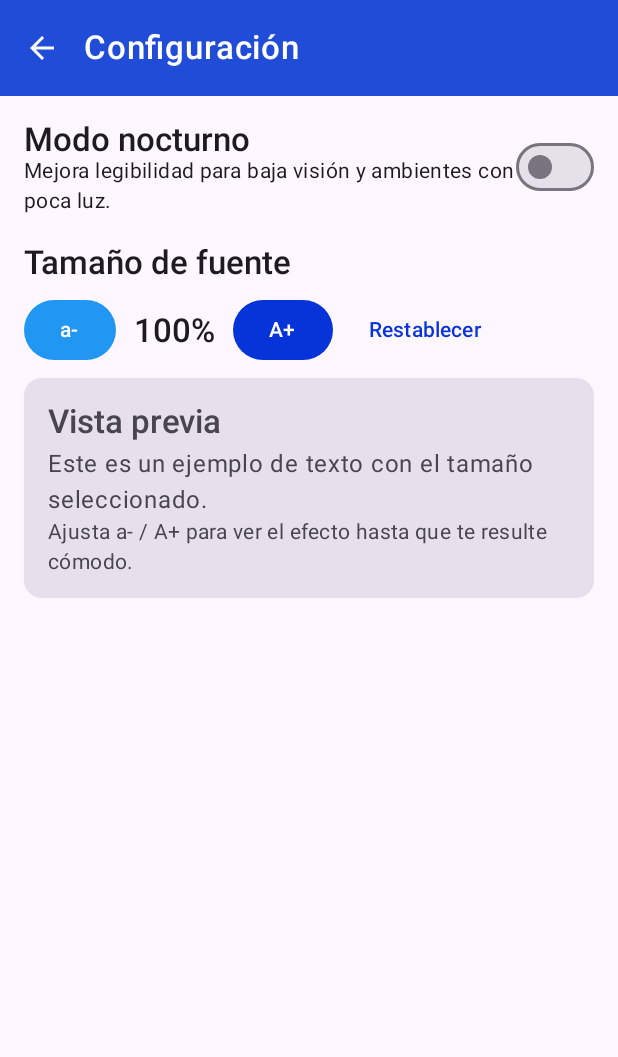
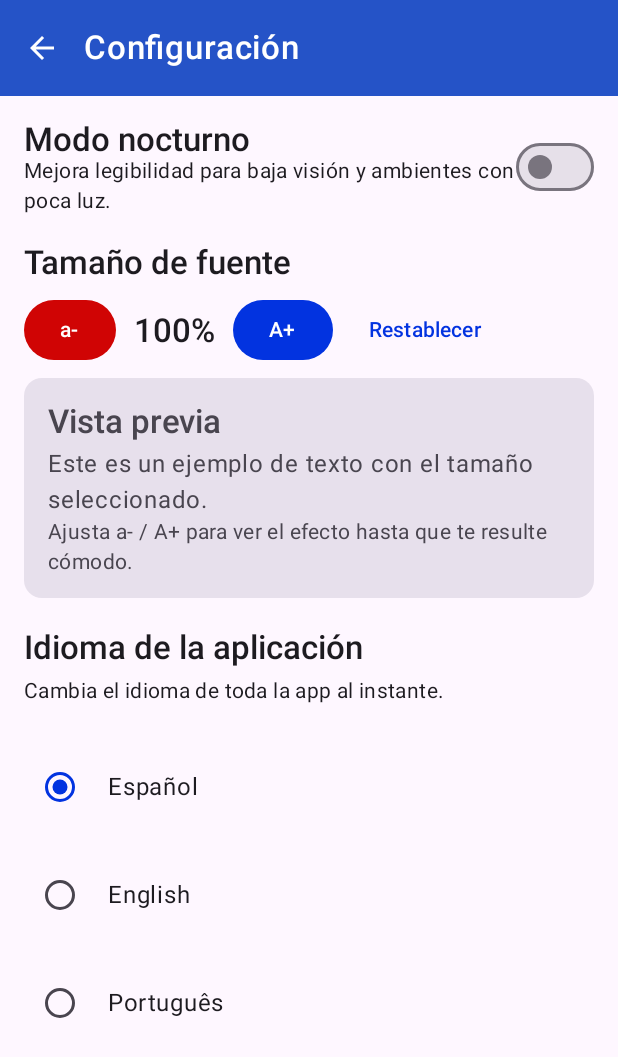
Before and after one commit to kurtGC12/Mi-app, an Android app built with Jetpack Compose: the SettingsScreen screen opened through its navigation route, on a phone screen of 412 x 824 dp. Shown: the top 1057 px of the screen. Run offline under Robolectric (Android 15) with nearby library versions, the phone set to English and light mode, and no system bars.

Commit message:
agregamos nuevas funciones

```diff
--- a/app/build.gradle.kts
+++ b/app/build.gradle.kts
@@ -47,6 +47,7 @@
     implementation(libs.androidx.lifecycle.runtime.ktx)
     implementation(libs.androidx.activity.compose)
     implementation ("androidx.compose.foundation:foundation")
+    implementation("com.google.android.gms:play-services-auth:20.7.0")
     implementation(platform(libs.androidx.compose.bom))
     implementation(libs.androidx.ui)
     implementation(libs.androidx.ui.graphics)
@@ -56,6 +57,9 @@
     implementation(libs.material3)
     implementation(libs.androidx.animation.core.lint)
     implementation(libs.androidx.foundation)
+    implementation("androidx.appcompat:appcompat:1.7.0")
+    implementation("androidx.core:core-ktx:1.13.1")
+    implementation("androidx.datastore:datastore-preferences:1.1.1")
     testImplementation(libs.junit)
     androidTestImplementation(libs.androidx.junit)
     androidTestImplementation(libs.androidx.espresso.core)
@@ -64,4 +68,5 @@
     debugImplementation(libs.androidx.ui.tooling)
     debugImplementation(libs.androidx.ui.test.manifest)
 
+
 }
--- a/app/src/main/AndroidManifest.xml
+++ b/app/src/main/AndroidManifest.xml
@@ -10,7 +10,9 @@
         android:label="@string/app_name"
         android:roundIcon="@mipmap/ic_launcher_round"
         android:supportsRtl="true"
-        android:theme="@style/Theme.App">
+        android:theme="@style/Theme.App"
+        android:localeConfig="@xml/idioma_conf">
+
         <activity
             android:name=".MainActivity"
             android:exported="true"
--- a/app/src/main/java/com/example/app/MainActivity.kt
+++ b/app/src/main/java/com/example/app/MainActivity.kt
@@ -7,15 +7,30 @@
 import androidx.compose.material3.MaterialTheme
 import androidx.compose.runtime.Composable
 import androidx.compose.ui.tooling.preview.Preview
+import androidx.lifecycle.lifecycleScope
 import com.example.app.composable.AppNav
 import com.example.app.interfaces.*
-import com.example.app.ui.theme.MaterialTheme
+import com.example.app.prefs.LanguagePrefs
+import com.example.app.untils.LocalHelper
+import kotlinx.coroutines.flow.first
+import kotlinx.coroutines.launch
+import kotlinx.coroutines.runBlocking
+import com.example.app.ui.theme.MaterialTheme as MaterialTheme
 
 
 class MainActivity : ComponentActivity() {
     override fun onCreate(savedInstanceState: Bundle?) {
         super.onCreate(savedInstanceState)
         enableEdgeToEdge()
+        runBlocking {
+            val tag = LanguagePrefs.flowLanguage(applicationContext).first()
+            LocalHelper.applyLanguage(tag)
+        }
+        lifecycleScope.launch {
+            LanguagePrefs.flowLanguage(applicationContext).collect { tag ->
+                LocalHelper.applyLanguage(tag)
+            }
+        }
         setContent {
             MaterialTheme {
                 AppNav()
--- a/app/src/main/java/com/example/app/interfaces/ForgotPasswordScreen.kt
+++ b/app/src/main/java/com/example/app/interfaces/ForgotPasswordScreen.kt
@@ -17,7 +17,7 @@
 import androidx.compose.ui.tooling.preview.Preview
 import androidx.compose.ui.unit.dp
 import com.example.app.R
-import com.example.app.ui.theme.PrimarioClaro
+
 
 
 @OptIn(ExperimentalMaterial3Api::class)
@@ -33,7 +33,6 @@
             title = "Recuperar Contraseña",
             showBack = true,
             onBack = { onBack()},
-            centered = true,
 
             )
         },
--- a/app/src/main/java/com/example/app/interfaces/LoginScreen.kt
+++ b/app/src/main/java/com/example/app/interfaces/LoginScreen.kt
@@ -2,8 +2,9 @@
 
 
 
-import androidx.compose.foundation.Image
+
 import androidx.compose.foundation.layout.*
+import androidx.compose.foundation.shape.RoundedCornerShape
 import androidx.compose.foundation.text.KeyboardOptions
 import androidx.compose.material.icons.Icons
 import androidx.compose.material.icons.filled.Email
@@ -14,7 +15,6 @@
 import androidx.compose.ui.Alignment
 import androidx.compose.ui.Modifier
 import androidx.compose.ui.graphics.Color
-import androidx.compose.ui.graphics.vector.ImageVector
 import androidx.compose.ui.res.painterResource
 import androidx.compose.ui.text.input.ImeAction
 import androidx.compose.ui.text.input.KeyboardType
@@ -22,17 +22,12 @@
 import androidx.compose.ui.text.input.VisualTransformation
 import androidx.compose.ui.tooling.preview.Preview
 import androidx.compose.ui.unit.dp
-import androidx.lint.kotlin.metadata.Visibility
 import com.example.app.untils.Registros
 import com.airbnb.lottie.compose.*
 import com.example.app.R
 import com.example.app.ui.theme.MaterialTheme
-import com.example.app.ui.theme.MaterialTheme
-import com.example.app.ui.theme.*
 
-import com.example.app.ui.theme.PrimarioClaro
-import com.example.app.ui.theme.SecundarioClaro
-import com.example.app.ui.theme.TerciarioClaro
+
 
 
 @OptIn(ExperimentalMaterial3Api::class)
@@ -47,14 +42,16 @@
     var showPassword by rememberSaveable { mutableStateOf(false) }
     var errors by remember { mutableStateOf<List<String>>(emptyList()) }
 
+
     Scaffold(
         topBar = { TopBar(title = "Iniciar sesión",
             showBack = false , onSettings = {},
-            centered = true
+
+
             ) }
     ) { padding ->
         Column(
-            modifier = Modifier.padding(padding).padding(16.dp).fillMaxSize(),
+            modifier = Modifier.padding(padding).padding(30.dp).fillMaxSize(),
             horizontalAlignment = Alignment.CenterHorizontally
         ) {
             Spacer(Modifier.height(100.dp))
@@ -148,7 +145,45 @@
                 ) {
                     Text("Crear cuenta")
                 }
+
             }
+            Spacer(Modifier.height(20.dp))
+
+            GoogleSignInButton {
+                // Por ahora solo un print:
+                println("Botón Google para iniciar sesion")
+            }
+        }
+    }
+}
+
+@Composable
+fun GoogleSignInButton(
+    onClick: () -> Unit
+) {
+    OutlinedButton(
+        onClick = onClick,
+        modifier = Modifier.fillMaxWidth().height(52.dp),
+        shape = RoundedCornerShape(8.dp),
+        colors = ButtonDefaults.outlinedButtonColors(
+            containerColor = Color.White,
+            contentColor = Color.Black
+        )
+
+    ) {
+        Icon(
+            painter = painterResource(id = R.drawable.google),
+            contentDescription = "Google",
+            modifier = Modifier.size(20.dp),
+                    tint = Color.Unspecified
+        )
+        Row(
+            verticalAlignment = Alignment.CenterVertically,
+            horizontalArrangement = Arrangement.Center
+        ) {
+
+            Spacer(Modifier.width(8.dp))
+            Text("Iniciar con Google")
         }
     }
 }
--- a/app/src/main/java/com/example/app/interfaces/SettingsScreen.kt
+++ b/app/src/main/java/com/example/app/interfaces/SettingsScreen.kt
@@ -1,27 +1,35 @@
 package com.example.app.interfaces
 
-
+import androidx.compose.foundation.clickable
 import androidx.compose.foundation.layout.*
 import androidx.compose.material3.*
 import androidx.compose.runtime.*
 import androidx.compose.ui.Alignment
 import androidx.compose.ui.Modifier
+import androidx.compose.ui.platform.LocalContext
+import androidx.compose.ui.tooling.preview.Preview
 import androidx.compose.ui.unit.dp
 import com.example.app.prefs.AppPrefs
-import androidx.compose.ui.graphics.Color
-import androidx.compose.ui.tooling.preview.Preview
+import com.example.app.prefs.LanguagePrefs
+import kotlinx.coroutines.launch
 import com.example.app.ui.theme.MaterialTheme
-import com.example.app.ui.theme.PrimarioClaro
-import com.example.app.ui.theme.SecundarioClaro
-
+import com.example.app.untils.LocalHelper
 
 @OptIn(ExperimentalMaterial3Api::class)
 @Composable
 fun SettingsScreen(
     onBack: () -> Unit
 ) {
+    val context = LocalContext.current
+    val scope = rememberCoroutineScope()
+
+    // Preferencias existentes
     var dark by remember { mutableStateOf(AppPrefs.darkMode) }
     var scale by remember { mutableStateOf(AppPrefs.fontScale) }
+
+    // Idioma actual desde DataStore
+    val currentLang by LanguagePrefs.flowLanguage(context).collectAsState(initial = "es")
+    var selectedLang by remember(currentLang) { mutableStateOf(currentLang) }
 
     Scaffold(
         topBar = {
@@ -29,7 +37,7 @@
                 title = "Configuración",
                 showBack = true,
                 onBack = onBack,
-                centered = true
+                isDarkMode = dark,
             )
         },
         containerColor = MaterialTheme.colorScheme.background
@@ -41,9 +49,8 @@
                 .fillMaxSize(),
             verticalArrangement = Arrangement.spacedBy(20.dp)
         ) {
-            // Modo nocturno
-            Row(
-                modifier = Modifier.fillMaxWidth(),
+            //Modo oscuro
+            Row(modifier = Modifier.fillMaxWidth(),
                 horizontalArrangement = Arrangement.SpaceBetween,
                 verticalAlignment = Alignment.CenterVertically
             ) {
@@ -51,23 +58,23 @@
                     Text("Modo nocturno", style = MaterialTheme.typography.titleLarge)
                     Text(
                         "Mejora legibilidad para baja visión y ambientes con poca luz.",
-                        style = MaterialTheme.typography.bodyMedium
-                    )
+                        style = MaterialTheme.typography.bodyMedium)
                 }
-                Switch(checked = dark, onCheckedChange = {
-                    dark = it
-                    AppPrefs.darkMode = it
-                })
+                Switch(
+                    checked = dark,
+                    onCheckedChange = {
+                        dark = it
+                        AppPrefs.darkMode = it }
+                )
             }
 
-            // Tamaño de fuente
+            //Tamaño de fuente
             Column {
                 Text("Tamaño de fuente", style = MaterialTheme.typography.titleLarge)
                 Spacer(Modifier.height(8.dp))
                 Row(
                     verticalAlignment = Alignment.CenterVertically,
-                    horizontalArrangement = Arrangement.spacedBy(12.dp)
-                ) {
+                    horizontalArrangement = Arrangement.spacedBy(12.dp)) {
                     Button(
                         onClick = {
                             scale = (scale - 0.05f).coerceIn(0.85f, 1.40f)
@@ -75,13 +82,10 @@
                         },
                         colors = ButtonDefaults.buttonColors(
                             containerColor = MaterialTheme.colorScheme.secondary,
-                            contentColor = MaterialTheme.colorScheme.onSecondary,
-
-                        )
+                            contentColor = MaterialTheme.colorScheme.onSecondary,)
                     ) { Text("a-") }
 
                     Text("${(scale * 100).toInt()}%", style = MaterialTheme.typography.titleLarge)
-
                     Button(
                         onClick = {
                             scale = (scale + 0.05f).coerceIn(0.85f, 1.40f)
@@ -102,7 +106,9 @@
                 Spacer(Modifier.height(8.dp))
                 Card(
                     modifier = Modifier.fillMaxWidth(),
-                    colors = CardDefaults.cardColors(containerColor = MaterialTheme.colorScheme.surfaceVariant)
+                    colors = CardDefaults.cardColors(
+                        containerColor = MaterialTheme.colorScheme.surfaceVariant
+                    )
                 ) {
                     Column(Modifier.padding(16.dp)) {
                         Text("Vista previa", style = MaterialTheme.typography.titleLarge)
@@ -112,16 +118,78 @@
                             style = MaterialTheme.typography.bodyLarge
                         )
                         Spacer(Modifier.height(4.dp))
-                        Text(
-                            "Ajusta a- / A+ para ver el efecto hasta que te resulte cómodo.",
+                        Text("Ajusta a- / A+ para ver el efecto hasta que te resulte cómodo.",
                             style = MaterialTheme.typography.bodyMedium
                         )
                     }
                 }
             }
+
+            // Idioma
+            Column(verticalArrangement = Arrangement.spacedBy(8.dp)) {
+                Text("Idioma de la aplicación", style = MaterialTheme.typography.titleLarge)
+                Text(
+                    "Cambia el idioma de toda la app al instante.", style = MaterialTheme.typography.bodyMedium
+                )
+                Spacer(Modifier.height(8.dp))
+
+                LanguageRow(
+                    selected = selectedLang == "es",
+                    label = "Español",
+                    onClick = {
+                        selectedLang = "es"
+                        scope.launch { LanguagePrefs.setLanguage(context, "es")
+                            LocalHelper.applyLanguage("es")
+                        }
+                    }
+                )
+                LanguageRow(
+                    selected = selectedLang == "en",
+                    label = "English",
+                    onClick = {
+                        selectedLang = "en"
+                        scope.launch {
+                            LanguagePrefs.setLanguage(context, "en")
+                            LocalHelper.applyLanguage("en")
+                        }
+                    }
+                )
+                LanguageRow(
+                    selected = selectedLang == "pt",
+                    label = "Português",
+                    onClick = {
+                        selectedLang = "pt"
+                        scope.launch {
+                            LanguagePrefs.setLanguage(context, "pt")
+                            LocalHelper.applyLanguage("pt")
+                        }
+                    }
+                )
+            }
         }
     }
 }
+
+@Composable
+private fun LanguageRow(
+    selected: Boolean,
+    label: String,
+    onClick: () -> Unit
+) {
+    Row(
+        modifier = Modifier
+            .fillMaxWidth()
+            .clickable { onClick() }
+            .padding(vertical = 8.dp),
+        verticalAlignment = Alignment.CenterVertically
+    ) {
+        RadioButton(selected = selected, onClick = onClick)
+        Spacer(Modifier.width(8.dp))
+        Text(text = label, style = MaterialTheme.typography.bodyLarge)
+    }
+}
+
+/* -------------------- Previews -------------------- */
 
 @Preview(
     name = "Settings Preview",
--- a/app/src/main/java/com/example/app/interfaces/TopBar.kt
+++ b/app/src/main/java/com/example/app/interfaces/TopBar.kt
@@ -1,25 +1,31 @@
 package com.example.app.interfaces
 
-import android.view.Surface
+
+import android.annotation.SuppressLint
+import androidx.compose.foundation.layout.Column
 import androidx.compose.material3.ExperimentalMaterial3Api
 import androidx.compose.material3.TopAppBar
 import androidx.compose.runtime.Composable
 import androidx.compose.material3.Icon
 import androidx.compose.material3.IconButton
 import androidx.compose.material3.Text
-import androidx.compose.ui.res.painterResource
 import androidx.compose.ui.tooling.preview.Preview
-import androidx.compose.ui.unit.dp
 import androidx.compose.material.icons.Icons
 import androidx.compose.material.icons.filled.ArrowBack
 import androidx.compose.material.icons.filled.Settings
 import androidx.compose.material.icons.filled.MoreVert
 import androidx.compose.material3.Surface
+import androidx.compose.material3.TopAppBarColors
 import com.example.app.ui.theme.MaterialTheme
 import androidx.compose.material3.TopAppBarDefaults
+import androidx.compose.runtime.getValue
+import androidx.compose.runtime.mutableStateOf
+import androidx.compose.runtime.remember
+import androidx.compose.runtime.setValue
 import androidx.compose.ui.graphics.Color
 
 
+@SuppressLint("SuspiciousIndentation")
 @OptIn (ExperimentalMaterial3Api::class)
 @Composable
 fun TopBar(
@@ -27,15 +33,22 @@
     showBack: Boolean,
     onBack: (() -> Unit)? = null,
     onSettings: (() -> Unit)? = null,
-    onMenu: (() -> Unit)? = null ,
-    centered: Boolean = false
+    onMenu: (() -> Unit)? = null,
+    isDarkMode: Boolean = false,
+    lightColors: TopAppBarColors = TopAppBarDefaults.topAppBarColors(
+        containerColor = Color(0xFF2553C7), // color modo claro
+        titleContentColor = Color.White,
+        navigationIconContentColor = Color.White,
+        actionIconContentColor = Color.White
+    ),
+    darkColors: TopAppBarColors = TopAppBarDefaults.topAppBarColors(
+        containerColor =  Color(0xFF2553C7),    // color modo oscuro
+        titleContentColor = Color(0xFFFCFCFC),
+        navigationIconContentColor = Color(0xFFF8F8F8),
+        actionIconContentColor = Color(0xFFFFFFFF)
     )
-{     val colors = TopAppBarDefaults.topAppBarColors(
-       containerColor = Color(0xFF204CD7), // morado ejemplo
-        titleContentColor = Color.White,    // color del título
-        navigationIconContentColor = Color.White, // iconos
-        actionIconContentColor = Color.White
-)
+) {
+    val colors = if (isDarkMode) darkColors else lightColors
 
         TopAppBar(
             title = { Text(text = title) },
@@ -69,19 +82,32 @@
     }
 
 
+@OptIn(ExperimentalMaterial3Api::class)
 @Preview(showBackground = true)
 @Composable
 fun TopBarPreview() {
+    var dark by remember { mutableStateOf(false) }
+
     MaterialTheme {
         Surface {
+            Column {
                 TopBar(
-                title = "TextReader",
+                    title = "Modo Claro",
                     showBack = true,
                     onBack = {},
                     onSettings = {},
                     onMenu = {},
-                centered = true
+                    isDarkMode = false
+                )
+                TopBar(
+                    title = "Modo Oscuro",
+                    showBack = true,
+                    onBack = {},
+                    onSettings = {},
+                    onMenu = {},
+                    isDarkMode = true
                 )
             }
         }
     }
+}
--- /dev/null
+++ b/app/src/main/java/com/example/app/prefs/LanguagePrefs.kt
@@ -0,0 +1,22 @@
+package com.example.app.prefs
+
+import android.content.Context
+import androidx.datastore.preferences.core.edit
+import androidx.datastore.preferences.core.stringPreferencesKey
+import androidx.datastore.preferences.preferencesDataStore
+import kotlinx.coroutines.flow.Flow
+import kotlinx.coroutines.flow.map
+
+private const val DS_NAME = "settings"
+private val Context.dataStore by preferencesDataStore(DS_NAME)
+
+object LanguagePrefs {
+    private val KEY_LANG = stringPreferencesKey("app_language")
+
+    fun flowLanguage(context: Context): Flow<String> =
+        context.dataStore.data.map { it[KEY_LANG] ?: "es" }
+
+    suspend fun setLanguage(context: Context, tag: String) {
+        context.dataStore.edit { it[KEY_LANG] = tag }
+    }
+}
--- /dev/null
+++ b/app/src/main/java/com/example/app/untils/LocalHelper.kt
@@ -0,0 +1,12 @@
+package com.example.app.untils
+
+import androidx.appcompat.app.AppCompatDelegate
+import androidx.core.os.LocaleListCompat
+
+object LocalHelper {
+    fun applyLanguage(tag: String) {
+
+        val locales = LocaleListCompat.forLanguageTags(tag)
+        AppCompatDelegate.setApplicationLocales(locales)
+    }
+}
--- a/app/src/main/res/values/strings.xml
+++ b/app/src/main/res/values/strings.xml
@@ -1,3 +1,7 @@
 <resources>
     <string name="app_name">App</string>
+    <string name="settings_language">Idioma</string>
+    <string name="lang_spanish">Español</string>
+    <string name="lang_english">Inglés</string>
+    <string name="lang_portuguese">Portugués</string>
 </resources>
--- /dev/null
+++ b/app/src/main/res/xml/idioma_conf.xml
@@ -0,0 +1,6 @@
+<?xml version="1.0" encoding="utf-8"?>
+<locale-config xmlns:android="http://schemas.android.com/apk/res/android">
+    <locale android:name="es"/>
+    <locale android:name="en"/>
+    <locale android:name="pt"/>
+</locale-config>
```
Also changed, not shown: app/src/main/java/com/example/app/interfaces/RegisterScreen.kt (+3 -4 lines), app/src/main/java/com/example/app/ui/theme/Color.kt (+6 -6 lines), app/src/main/java/com/example/app/interfaces/HomeScreen.kt (line endings or trailing spaces), app/src/main/res/drawable/audddifonos.jpg (added), app/src/main/res/drawable/google.png (added), app/src/main/res/drawable/text.png (added), app/src/main/res/drawable/voz.jpg (added). Lines whose indentation alone changed are shown as unchanged.
